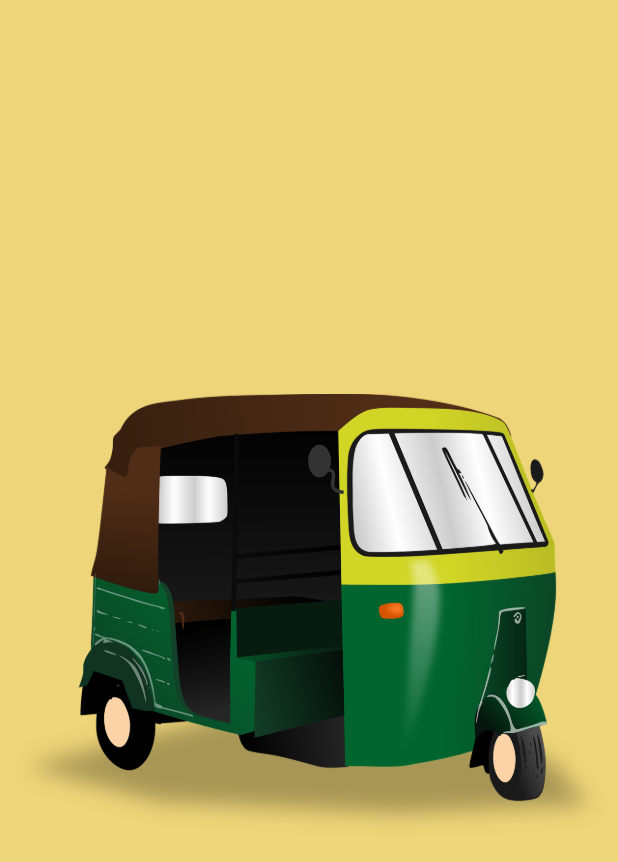
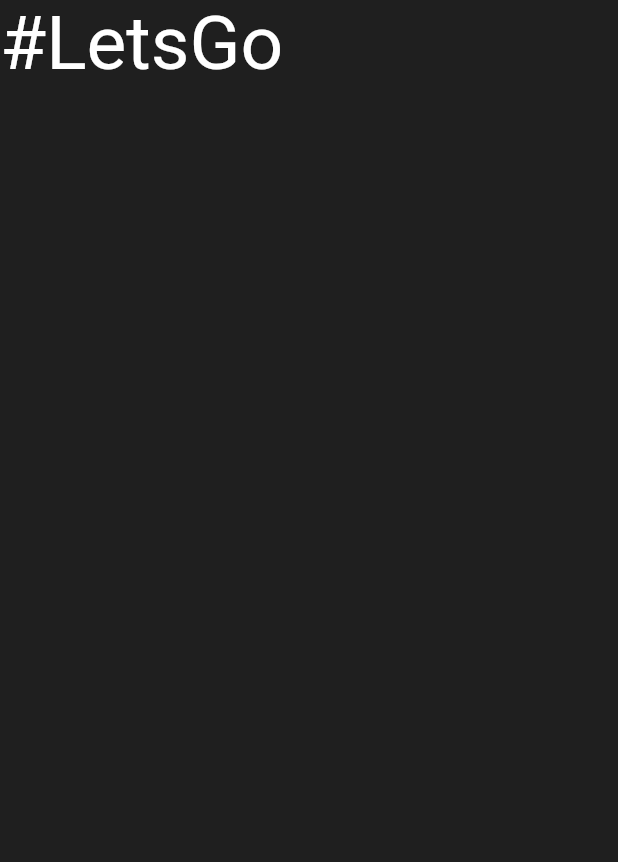
Before and after one commit to bhaskarkh01/flutter_lets_ride, a Flutter app: the screen it shows after launch, on a phone screen of 412 x 824 dp. Shown: the top 862 px of the screen. Run offline on Flutter 3.47's test engine with Material 2 defaults, Android fonts, the phone set to English and light mode, and no system bars.

Commit message:
add title to home_page

```diff
--- a/lib/pages/home_page.dart
+++ b/lib/pages/home_page.dart
@@ -6,13 +6,27 @@ class HomePage extends StatelessWidget {
   @override
   Widget build(BuildContext context) {
     return Scaffold(
-      body: Container(
-        decoration: const BoxDecoration(
-          color: Color.fromARGB(255, 238, 213, 121),
-          image: DecorationImage(
-            fit: BoxFit.contain,
-            image: AssetImage("assets/images/auto.png"),
-          ),
+      body: _pageTitle(),
+    );
+  }
+
+  Widget _pageTitle() {
+    return const Text(
+      "#LetsGo",
+      style: TextStyle(
+        fontSize: 50,
+        color: Colors.white,
+      ),
+    );
+  }
+
+  Widget _autoImageWidget() {
+    return Container(
+      decoration: const BoxDecoration(
+        color: Color.fromARGB(255, 238, 213, 121),
+        image: DecorationImage(
+          fit: BoxFit.contain,
+          image: AssetImage("assets/images/auto.png"),
         ),
       ),
     );
```
